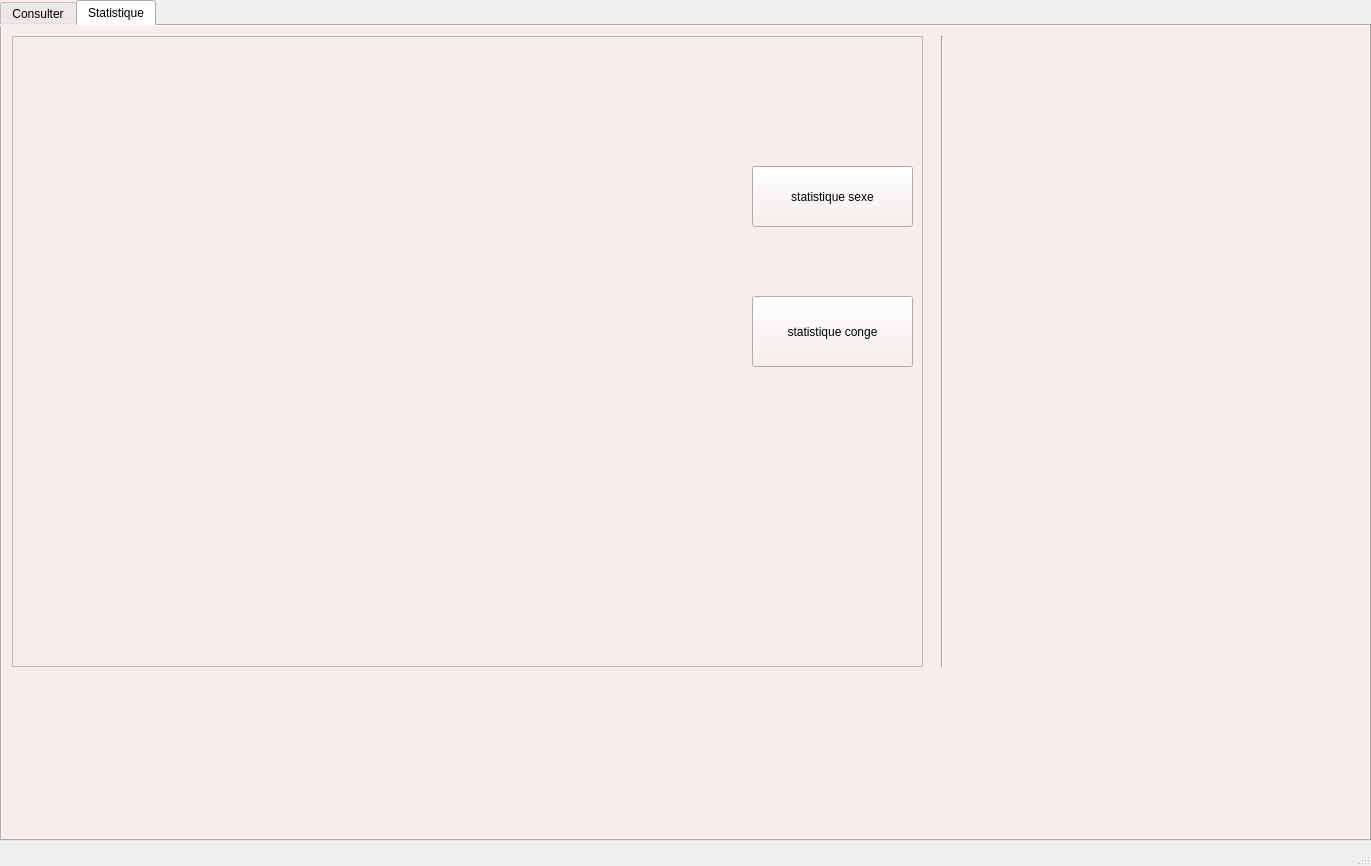
Qt form GestionRessources.ui (ProjetCppS2-2425/projetcpp-innovarch) before a commit.
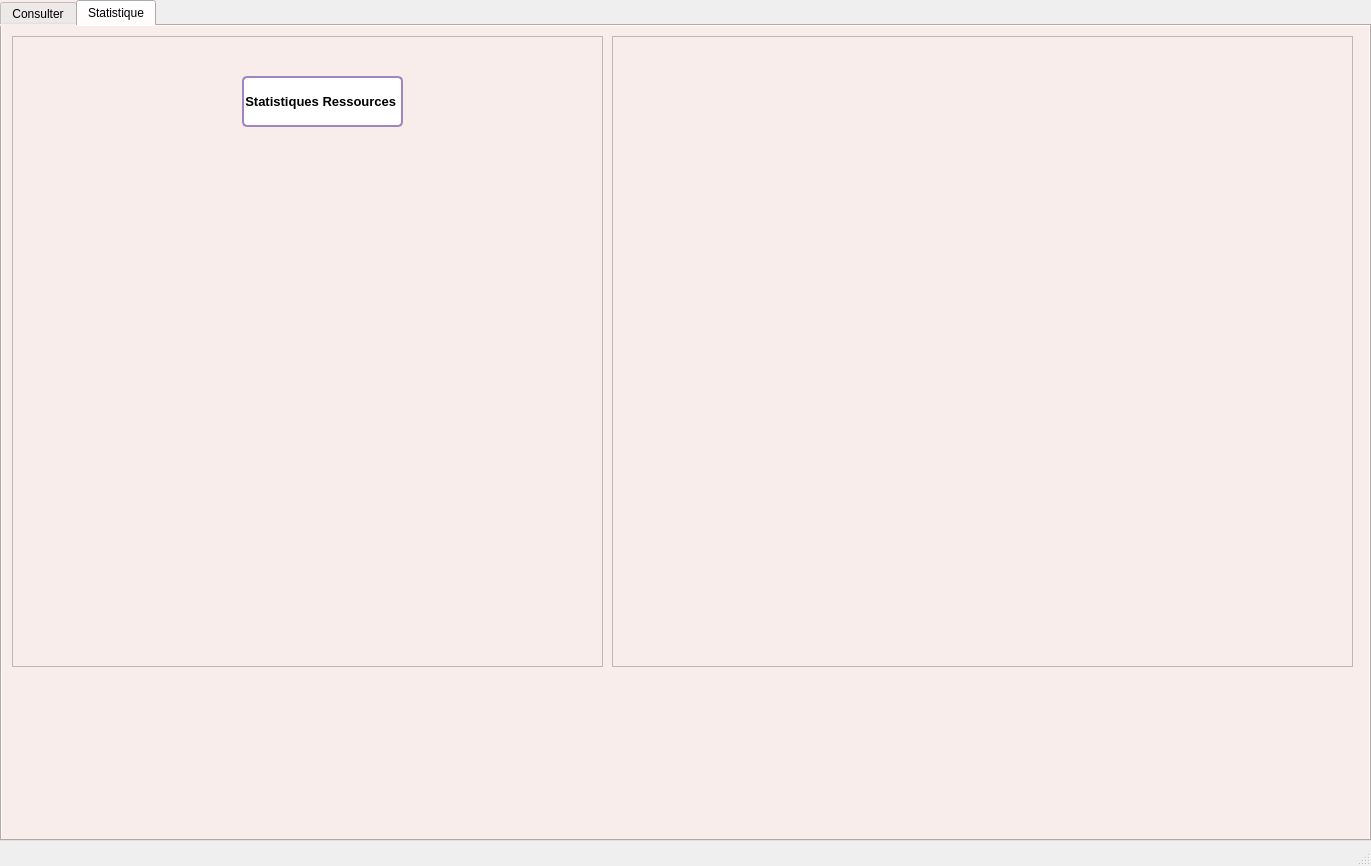
The same form after that commit. The open tabs and pages were chosen to show the change. Icons and pictures are not drawn.

Commit message: Tri et recherche + exportation pdf et statistiques

```diff
--- a/GestionRessources.ui
+++ b/GestionRessources.ui
@@ -1337,60 +1337,46 @@
        <rect>
         <x>10</x>
         <y>10</y>
-        <width>911</width>
+        <width>591</width>
         <height>631</height>
        </rect>
       </property>
      </widget>
-     <widget class="Line" name="line_2">
+     <widget class="QPushButton" name="statpb">
       <property name="geometry">
        <rect>
-        <x>930</x>
-        <y>10</y>
-        <width>20</width>
-        <height>631</height>
+        <x>240</x>
+        <y>50</y>
+        <width>161</width>
+        <height>51</height>
        </rect>
       </property>
-      <property name="orientation">
-       <enum>Qt::Orientation::Vertical</enum>
+      <property name="styleSheet">
+       <string notr="true">QPushButton#statpb{
+    background-color: rgb(255, 255, 255);
+	 border: 2px solid #9f86c0 ;/* Default thicker border */
+    border-radius: 5px;
+	 font-size: 13px;
+    font-weight: bold;
+}
+QPushButton#statpb:hover {
+    background-color: #9f86c0; 
+}</string>
       </property>
+      <property name="text">
+       <string>Statistiques Ressources </string>
+      </property>
      </widget>
      <widget class="QGraphicsView" name="bar_2">
       <property name="geometry">
        <rect>
-        <x>10</x>
+        <x>610</x>
         <y>10</y>
-        <width>911</width>
+        <width>741</width>
         <height>631</height>
        </rect>
       </property>
      </widget>
-     <widget class="QPushButton" name="stat1_2">
-      <property name="geometry">
-       <rect>
-        <x>750</x>
-        <y>140</y>
-        <width>161</width>
-        <height>61</height>
-       </rect>
-      </property>
-      <property name="text">
-       <string>statistique sexe</string>
-      </property>
-     </widget>
-     <widget class="QPushButton" name="stat2_2">
-      <property name="geometry">
-       <rect>
-        <x>750</x>
-        <y>270</y>
-        <width>161</width>
-        <height>71</height>
-       </rect>
-      </property>
-      <property name="text">
-       <string>statistique conge</string>
-      </property>
-     </widget>
     </widget>
    </widget>
   </widget>
```
Left out of the diff: 8 changed lines with no effect on the pictures. The commit also changes 32 other files.
